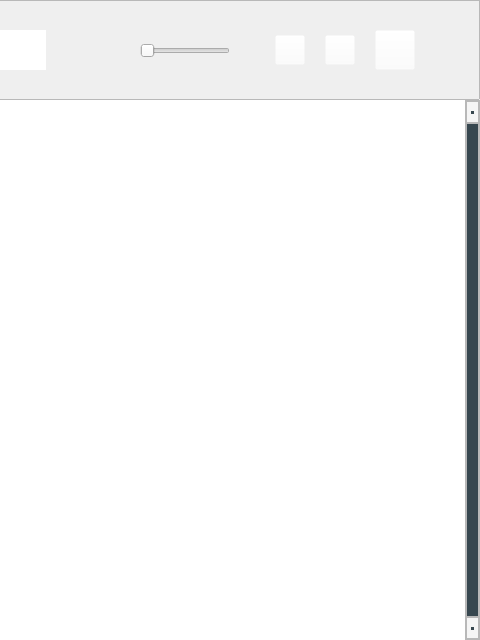
letelete/Fontly, file source/ui/fontpicker.ui: the form before one commit; both pictures show x 540 to 1020 and y 0 to 640 of the 1020 by 640 pixel window.
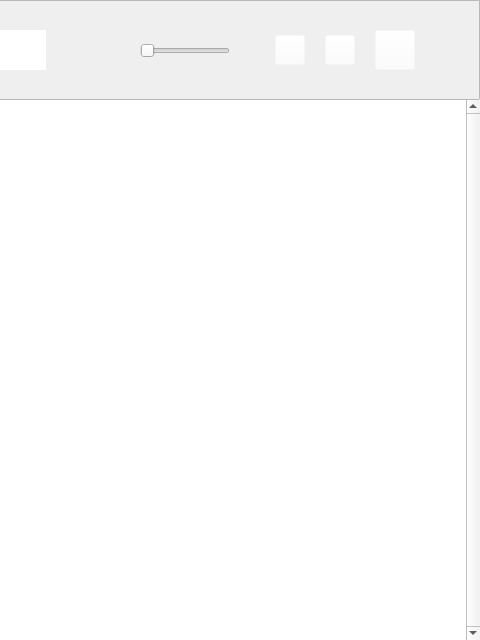
The form after the commit. Icons and pictures are not drawn.

Diff of the .ui file:
```diff
--- a/source/ui/fontpicker.ui
+++ b/source/ui/fontpicker.ui
@@ -14,47 +14,7 @@
    <string>Form</string>
   </property>
   <property name="styleSheet">
-   <string notr="true">QListView:focus {
-   border: none;
-   outline: none;
-}
-
-QScrollBar:vertical {
-     border: 2px solid #b8b8b8;
-     background: #f5f5f5;
-     width: 15px;
-     margin: 22px 0 22px 0;
- }
- QScrollBar::handle:vertical {
-     background: #37474f;
-     min-height: 20px;
- }
- QScrollBar::add-line:vertical {
-     border: 2px solid #b8b8b8;
-     background: #f5f5f5;
-     height: 20px;
-     subcontrol-position: bottom;
-     subcontrol-origin: margin;
- }
-
- QScrollBar::sub-line:vertical {
-     border: 2px solid #b8b8b8;
-     background: #f5f5f5;
-     height: 20px;
-     subcontrol-position: top;
-     subcontrol-origin: margin;
- }
- QScrollBar::up-arrow:vertical, QScrollBar::down-arrow:vertical {
-     border: none;
-     width: 3px;
-     height: 3px;
-     background: #37474f;
- }
-
- QScrollBar::add-page:vertical, QScrollBar::sub-page:vertical {
-     background: #f5f5f5;
- }
-
+   <string notr="true">
 QPushButton#resetSettings:hover{
 	image: url(:/assets/icons/resetSettingsHOVER.png);
 }
@@ -106,6 +66,9 @@
    <property name="horizontalScrollMode">
     <enum>QAbstractItemView::ScrollPerItem</enum>
    </property>
+   <property name="spacing">
+    <number>5</number>
+   </property>
   </widget>
   <widget class="QFrame" name="toolsArea">
    <property name="geometry">
```
Left out of the diff: 3 changed lines with no effect on the pictures.
